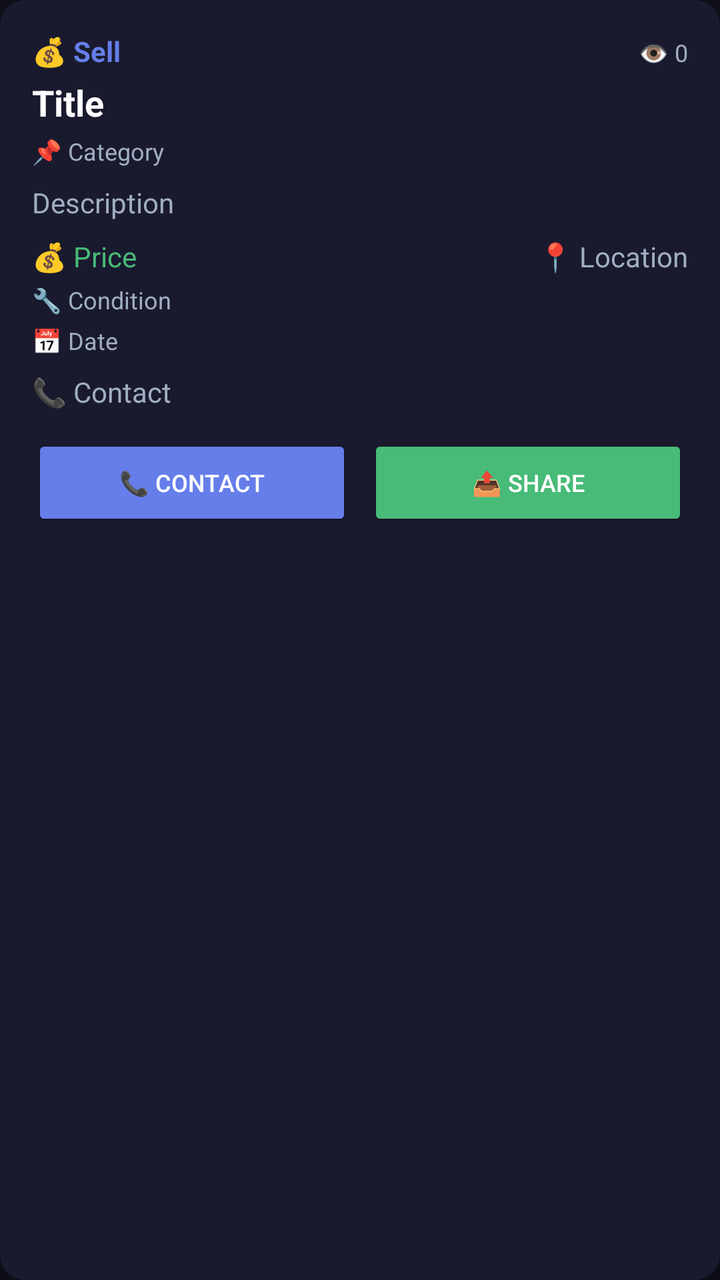
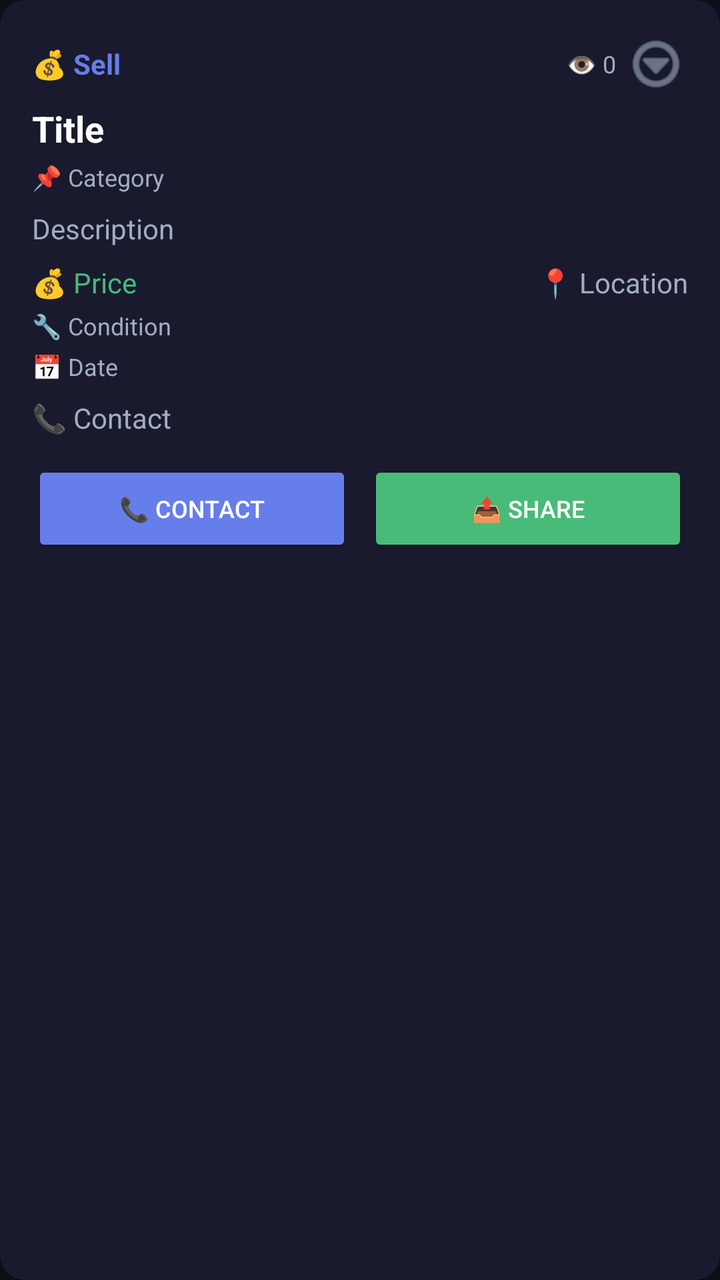

Screens rendered from an Android XML layout before and after an edit, with the pre-edit source and the edit as a unified diff.
<!-- AndroidManifest.xml: application theme Theme.NearWork -->
<!-- res/layout/item_ad_card.xml -->
<?xml version="1.0" encoding="utf-8"?>
<androidx.cardview.widget.CardView xmlns:android="http://schemas.android.com/apk/res/android"
    xmlns:app="http://schemas.android.com/apk/res-auto"
    android:layout_width="match_parent"
    android:layout_height="wrap_content"
    android:layout_margin="8dp"
    app:cardBackgroundColor="#1a1a2e"
    app:cardCornerRadius="12dp"
    app:cardElevation="4dp">

    <LinearLayout
        android:layout_width="match_parent"
        android:layout_height="wrap_content"
        android:orientation="vertical"
        android:padding="16dp">

        
        <ImageView
            android:id="@+id/adImagePreview"
            android:layout_width="match_parent"
            android:layout_height="150dp"
            android:scaleType="centerCrop"
            android:background="#2d3748"
            android:layout_marginBottom="12dp"
            android:visibility="gone"/>

        
        <LinearLayout
            android:layout_width="match_parent"
            android:layout_height="wrap_content"
            android:orientation="horizontal">

            <TextView
                android:id="@+id/adTradeType"
                android:layout_width="0dp"
                android:layout_height="wrap_content"
                android:layout_weight="1"
                android:text="💰 Sell"
                android:textSize="14sp"
                android:textColor="#667eea"
                android:textStyle="bold"/>

            <TextView
                android:id="@+id/adFeatured"
                android:layout_width="wrap_content"
                android:layout_height="wrap_content"
                android:text="⭐ FEATURED"
                android:textSize="12sp"
                android:textColor="#667eea"
                android:visibility="gone"
                android:layout_marginEnd="8dp"/>

            <TextView
                android:id="@+id/adVerified"
                android:layout_width="wrap_content"
                android:layout_height="wrap_content"
                android:text="✅ Verified"
                android:textSize="12sp"
                android:textColor="#48bb78"
                android:visibility="gone"
                android:layout_marginEnd="8dp"/>

            <TextView
                android:id="@+id/adViews"
                android:layout_width="wrap_content"
                android:layout_height="wrap_content"
                android:text="👁️ 0"
                android:textSize="12sp"
                android:textColor="#a0aec0"/>

        </LinearLayout>

        
        <TextView
            android:id="@+id/adTitle"
            android:layout_width="match_parent"
            android:layout_height="wrap_content"
            android:text="Title"
            android:textSize="18sp"
            android:textStyle="bold"
            android:textColor="#ffffff"
            android:layout_marginTop="4dp"/>

        
        <TextView
            android:id="@+id/adCategory"
            android:layout_width="match_parent"
            android:layout_height="wrap_content"
            android:text="📌 Category"
            android:textSize="12sp"
            android:textColor="#a0aec0"
            android:layout_marginTop="4dp"/>

        
        <TextView
            android:id="@+id/adDescription"
            android:layout_width="match_parent"
            android:layout_height="wrap_content"
            android:text="Description"
            android:textSize="14sp"
            android:textColor="#a0aec0"
            android:layout_marginTop="8dp"
            android:maxLines="3"
            android:ellipsize="end"/>

        
        <LinearLayout
            android:layout_width="match_parent"
            android:layout_height="wrap_content"
            android:orientation="horizontal"
            android:layout_marginTop="8dp">

            <TextView
                android:id="@+id/adPrice"
                android:layout_width="0dp"
                android:layout_height="wrap_content"
                android:layout_weight="1"
                android:text="💰 Price"
                android:textSize="14sp"
                android:textColor="#48bb78"/>

            <TextView
                android:id="@+id/adLocation"
                android:layout_width="0dp"
                android:layout_height="wrap_content"
                android:layout_weight="1"
                android:text="📍 Location"
                android:textSize="14sp"
                android:textColor="#a0aec0"
                android:gravity="end"/>

        </LinearLayout>

        
        <TextView
            android:id="@+id/adExchange"
            android:layout_width="match_parent"
            android:layout_height="wrap_content"
            android:text="🔄 Wants: ..."
            android:textSize="12sp"
            android:textColor="#ed8936"
            android:layout_marginTop="4dp"
            android:visibility="gone"/>

        
        <TextView
            android:id="@+id/adCondition"
            android:layout_width="match_parent"
            android:layout_height="wrap_content"
            android:text="🔧 Condition"
            android:textSize="12sp"
            android:textColor="#a0aec0"
            android:layout_marginTop="4dp"/>

        
        <TextView
            android:id="@+id/adDate"
            android:layout_width="match_parent"
            android:layout_height="wrap_content"
            android:text="📅 Date"
            android:textSize="12sp"
            android:textColor="#a0aec0"
            android:layout_marginTop="4dp"/>

        
        <TextView
            android:id="@+id/adContact"
            android:layout_width="match_parent"
            android:layout_height="wrap_content"
            android:text="📞 Contact"
            android:textSize="14sp"
            android:textColor="#a0aec0"
            android:layout_marginTop="8dp"/>

        
        <LinearLayout
            android:layout_width="match_parent"
            android:layout_height="wrap_content"
            android:orientation="horizontal"
            android:layout_marginTop="12dp">

            <Button
                android:id="@+id/contactButton"
                android:layout_width="0dp"
                android:layout_height="wrap_content"
                android:layout_weight="1"
                android:text="📞 Contact"
                android:backgroundTint="#667eea"
                android:textColor="#ffffff"
                android:padding="10dp"
                android:layout_marginEnd="4dp"
                android:textSize="12sp"/>

            <Button
                android:id="@+id/shareButton"
                android:layout_width="0dp"
                android:layout_height="wrap_content"
                android:layout_weight="1"
                android:text="📤 Share"
                android:backgroundTint="#48bb78"
                android:textColor="#ffffff"
                android:padding="10dp"
                android:layout_marginStart="4dp"
                android:textSize="12sp"/>

        </LinearLayout>

    </LinearLayout>

</androidx.cardview.widget.CardView>
<!-- resources referenced by this layout -->
<resources>
  <style name="Theme.NearWork" parent="Theme.MaterialComponents.DayNight.NoActionBar">
          
          <item name="android:statusBarColor">#0f0f1a</item>
          <item name="android:windowBackground">#0f0f1a</item>
          <item name="android:navigationBarColor">#0f0f1a</item>
          
          
          <item name="colorPrimary">#667eea</item>
          <item name="colorPrimaryVariant">#5a67d8</item>
          <item name="colorOnPrimary">#ffffff</item>
          <item name="colorSecondary">#48bb78</item>
          <item name="colorOnSecondary">#ffffff</item>
          <item name="colorSurface">#1a1a2e</item>
          <item name="colorOnSurface">#ffffff</item>
      </style>
</resources>

<!-- the commit's change to res/layout/item_ad_card.xml (unified diff, before → after) -->
@@ -14,7 +14,6 @@
         android:orientation="vertical"
         android:padding="16dp">
 
-        
         <ImageView
             android:id="@+id/adImagePreview"
             android:layout_width="match_parent"
@@ -24,11 +23,11 @@
             android:layout_marginBottom="12dp"
             android:visibility="gone"/>
 
-        
         <LinearLayout
             android:layout_width="match_parent"
             android:layout_height="wrap_content"
-            android:orientation="horizontal">
+            android:orientation="horizontal"
+            android:gravity="center_vertical">
 
             <TextView
                 android:id="@+id/adTradeType"
@@ -66,11 +65,21 @@
                 android:layout_height="wrap_content"
                 android:text="👁️ 0"
                 android:textSize="12sp"
-                android:textColor="#a0aec0"/>
+                android:textColor="#a0aec0"
+                android:layout_marginEnd="4dp"/>
+
+            <ImageButton
+                android:id="@+id/adOverflowButton"
+                android:layout_width="32dp"
+                android:layout_height="32dp"
+                android:background="?attr/selectableItemBackgroundBorderless"
+                android:src="@android:drawable/ic_menu_more"
+                android:contentDescription="More options"
+                android:scaleType="centerInside"
+                app:tint="#a0aec0"/>
 
         </LinearLayout>
 
-        
         <TextView
             android:id="@+id/adTitle"
             android:layout_width="match_parent"
@@ -81,7 +90,6 @@
             android:textColor="#ffffff"
             android:layout_marginTop="4dp"/>
 
-        
         <TextView
             android:id="@+id/adCategory"
             android:layout_width="match_parent"
@@ -91,7 +99,6 @@
             android:textColor="#a0aec0"
             android:layout_marginTop="4dp"/>
 
-        
         <TextView
             android:id="@+id/adDescription"
             android:layout_width="match_parent"
@@ -103,7 +110,6 @@
             android:maxLines="3"
             android:ellipsize="end"/>
 
-        
         <LinearLayout
             android:layout_width="match_parent"
             android:layout_height="wrap_content"
@@ -131,7 +137,6 @@
 
         </LinearLayout>
 
-        
         <TextView
             android:id="@+id/adExchange"
             android:layout_width="match_parent"
@@ -142,7 +147,6 @@
             android:layout_marginTop="4dp"
             android:visibility="gone"/>
 
-        
         <TextView
             android:id="@+id/adCondition"
             android:layout_width="match_parent"
@@ -152,7 +156,6 @@
             android:textColor="#a0aec0"
             android:layout_marginTop="4dp"/>
 
-        
         <TextView
             android:id="@+id/adDate"
             android:layout_width="match_parent"
@@ -162,7 +165,6 @@
             android:textColor="#a0aec0"
             android:layout_marginTop="4dp"/>
 
-        
         <TextView
             android:id="@+id/adContact"
             android:layout_width="match_parent"
@@ -172,7 +174,6 @@
             android:textColor="#a0aec0"
             android:layout_marginTop="8dp"/>
 
-        
         <LinearLayout
             android:layout_width="match_parent"
             android:layout_height="wrap_content"
